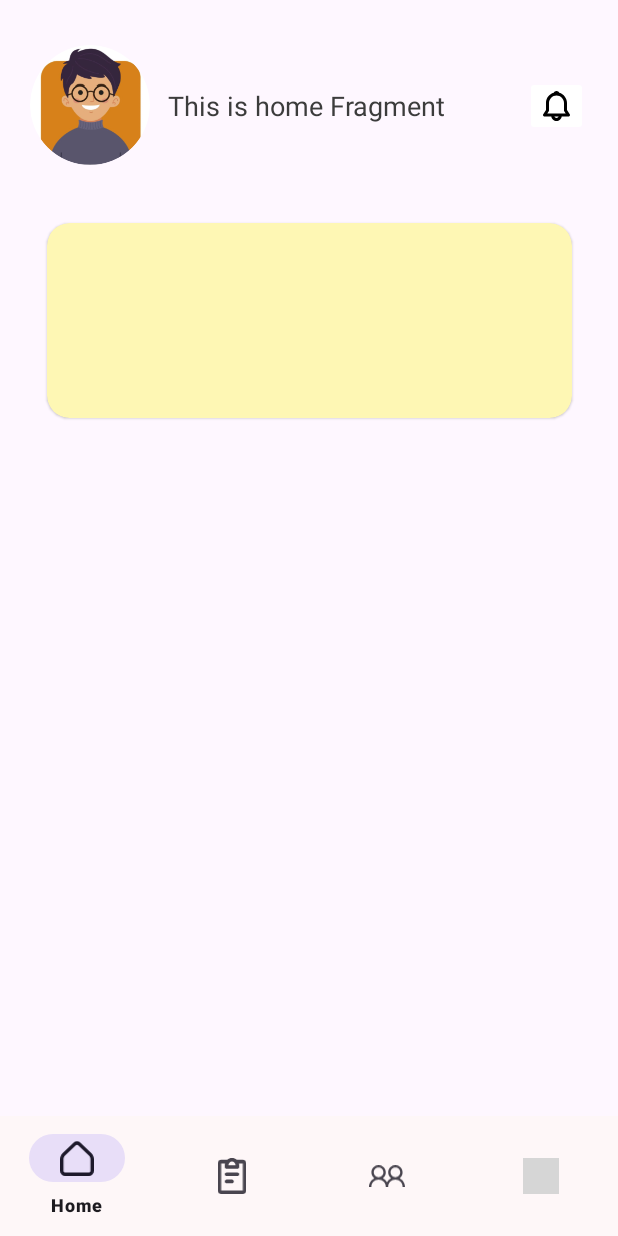
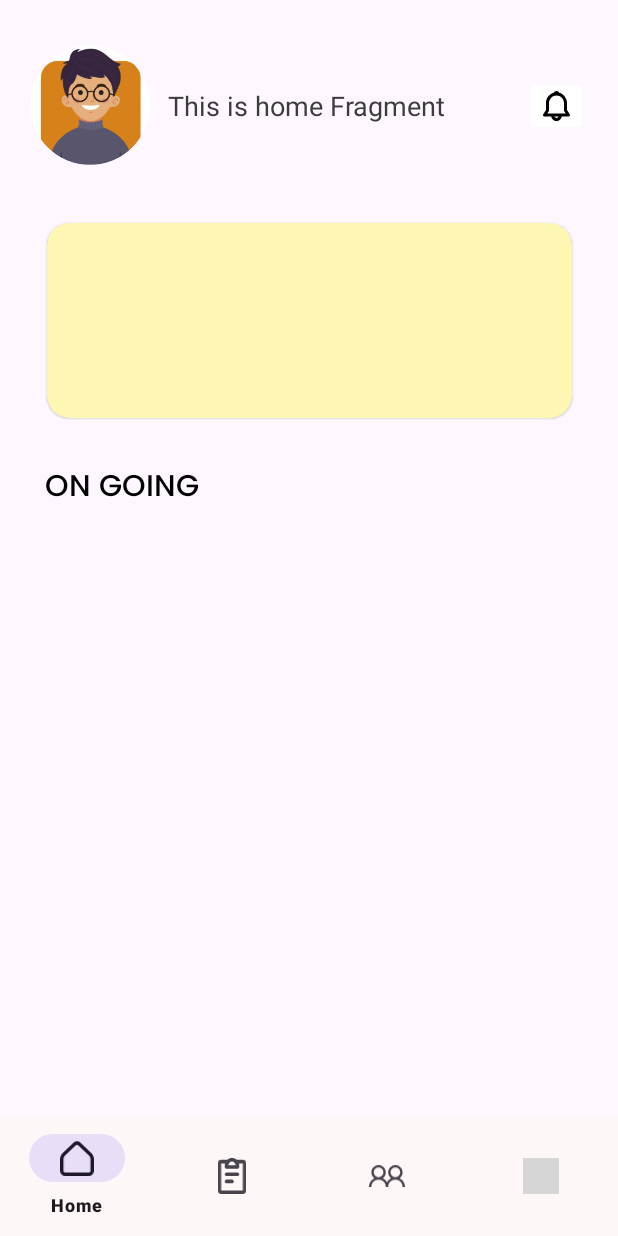
Before and after one commit to alfianfakhrudin2/TodooApp, an Android app: the HomeFragment screen opened directly, with no data from a screen before it, on a phone screen of 412 x 824 dp. Run offline under Robolectric (Android 15) with nearby library versions, the phone set to English and light mode, and no system bars; our stand-ins replace CircleImageView, navigation-ui; grey boxes are pictures that could not be loaded.

Commit message:
update rv horizontal

```diff
--- a/app/build.gradle.kts
+++ b/app/build.gradle.kts
@@ -50,7 +50,9 @@ dependencies {
     implementation("androidx.navigation:navigation-fragment-ktx:2.7.7")
     implementation("androidx.navigation:navigation-ui-ktx:2.7.7")
     implementation("androidx.legacy:legacy-support-v4:1.0.0")
-    implementation("androidx.fragment:fragment-ktx:1.5.6")
+    implementation("androidx.fragment:fragment-ktx:1.6.2")
+    implementation("androidx.recyclerview:recyclerview:1.3.2")
+
     testImplementation("junit:junit:4.13.2")
     androidTestImplementation("androidx.test.ext:junit:1.1.5")
     androidTestImplementation("androidx.test.espresso:espresso-core:3.5.1")
--- a/app/src/main/res/layout/fragment_home.xml
+++ b/app/src/main/res/layout/fragment_home.xml
@@ -43,12 +43,13 @@
         app:layout_constraintTop_toTopOf="@+id/myName" />
 
     <androidx.cardview.widget.CardView
+        android:id="@+id/cardView"
         android:layout_width="350dp"
         android:layout_height="130dp"
+        android:layout_marginTop="10dp"
         app:cardBackgroundColor="@color/shape"
         app:cardCornerRadius="15dp"
         app:cardElevation="1dp"
-        android:layout_marginTop="10dp"
         app:layout_constraintCircleRadius="10dp"
         app:layout_constraintEnd_toEndOf="parent"
         app:layout_constraintStart_toStartOf="parent"
@@ -72,4 +73,29 @@
         app:layout_constraintGuide_percent="0.0"
         app:layout_constraintStart_toStartOf="parent" />
 
+    <TextView
+        android:id="@+id/textView3"
+        android:layout_width="match_parent"
+        android:layout_height="wrap_content"
+        android:layout_marginStart="30dp"
+        android:layout_marginEnd="30dp"
+        android:layout_marginTop="30dp"
+        android:fontFamily="@font/font_1"
+        android:text="ON GOING"
+        android:textColor="@color/black"
+        android:textSize="20sp"
+        app:layout_constraintStart_toStartOf="parent"
+        app:layout_constraintTop_toBottomOf="@+id/cardView" />
+
+    <androidx.recyclerview.widget.RecyclerView
+        android:id="@+id/recyclerViewHorizontal"
+        android:layout_width="match_parent"
+        android:layout_height="wrap_content"
+        android:orientation="horizontal"
+        app:layoutManager="androidx.recyclerview.widget.LinearLayoutManager"
+        app:layout_constraintBottom_toBottomOf="parent"
+        app:layout_constraintEnd_toEndOf="parent"
+        app:layout_constraintStart_toStartOf="parent"
+        app:layout_constraintTop_toBottomOf="@+id/textView3" />
+
 </androidx.constraintlayout.widget.ConstraintLayout>
```
